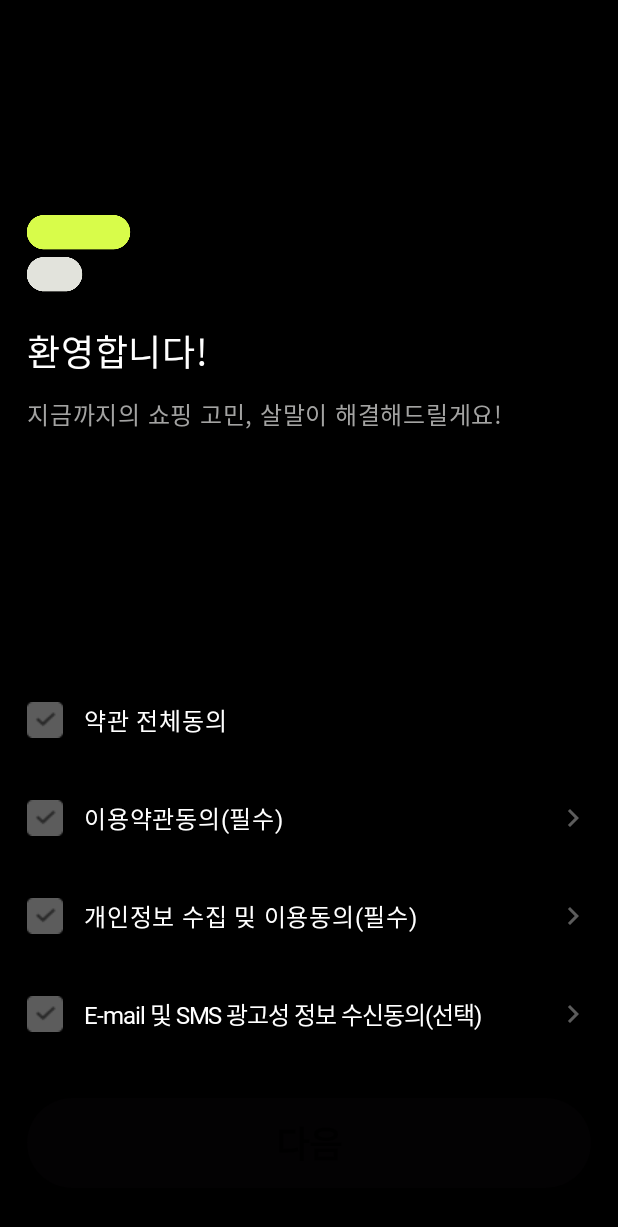
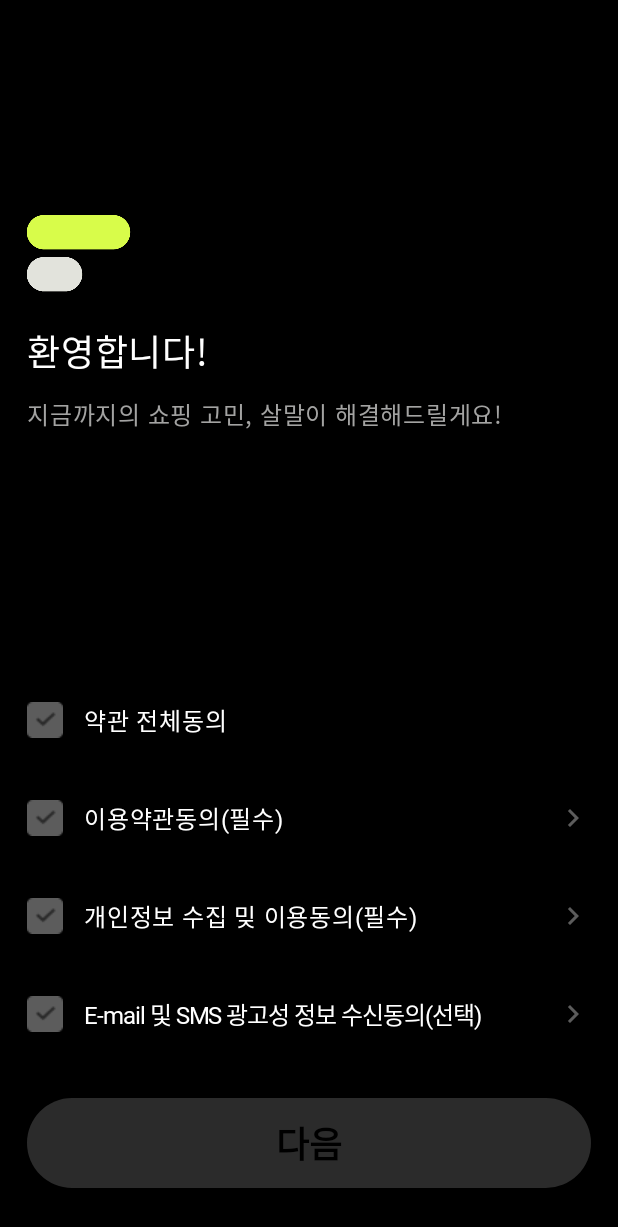
Before and after one commit to spicypunch/salmal-Android, an Android app built with Jetpack Compose: the agreement screen opened through its navigation route, on a phone screen of 412 x 824 dp. Shown: the top 1227 px of the screen. Run offline under Robolectric (Android 15) with nearby library versions, the phone set to English and light mode, and no system bars; our stand-ins replace Dagger/Hilt's generated code; pictures from the network do not load; Roboto replaces fonts that are not available here.

Commit message:
Feature: Button이 disable일 때 안 보이는 이슈 수정

```diff
--- a/app/src/main/java/kr/jm/salmal_android/screen/AgreementScreen.kt
+++ b/app/src/main/java/kr/jm/salmal_android/screen/AgreementScreen.kt
@@ -84,7 +84,9 @@ fun AgreementScreen(
             modifier = Modifier.padding(top = 180.dp)
         ) {
             Image(
-                painter = if (!selectAll.value) rememberAsyncImagePainter(model = R.drawable.checkbox_false) else rememberAsyncImagePainter(model = R.drawable.checkbox_true),
+                painter = if (!selectAll.value) rememberAsyncImagePainter(model = R.drawable.checkbox_false) else rememberAsyncImagePainter(
+                    model = R.drawable.checkbox_true
+                ),
                 modifier = Modifier
                     .size(24.dp)
                     .clickable {
@@ -107,7 +109,11 @@ fun AgreementScreen(
                 fontSize = 16.sp,
                 fontWeight = FontWeight.Medium,
                 color = primaryWhite,
-                modifier = Modifier.padding(start = 14.dp)
+                modifier = Modifier
+                    .padding(start = 14.dp)
+                    .clickable {
+                        selectAll.value = !selectAll.value
+                    }
             )
         }
         Row(
@@ -115,7 +121,9 @@ fun AgreementScreen(
             modifier = Modifier.padding(top = 41.dp)
         ) {
             Image(
-                painter = if (!isCheckedFirst.value) rememberAsyncImagePainter(model = R.drawable.checkbox_false) else rememberAsyncImagePainter(model = R.drawable.checkbox_true),
+                painter = if (!isCheckedFirst.value) rememberAsyncImagePainter(model = R.drawable.checkbox_false) else rememberAsyncImagePainter(
+                    model = R.drawable.checkbox_true
+                ),
                 modifier = Modifier
                     .size(24.dp)
                     .clickable {
@@ -129,13 +137,19 @@ fun AgreementScreen(
                 fontSize = 16.sp,
                 fontWeight = FontWeight.Medium,
                 color = primaryWhite,
-                modifier = Modifier.padding(start = 14.dp).clickable { moveToWebView("https://honorable-overcoat-a54.notion.site/1b14e3eedc6a4bf3ac8d4a7aad484328?pvs=4") }
+                modifier = Modifier
+                    .padding(start = 14.dp)
+                    .clickable {
+                        isCheckedFirst.value = !isCheckedFirst.value
+                    },
             )
             Spacer(modifier = Modifier.weight(1f))
             Icon(
                 imageVector = Icons.AutoMirrored.Filled.KeyboardArrowRight,
                 tint = Gray3,
-                modifier = Modifier.padding(end = 18.dp).clickable { moveToWebView("https://honorable-overcoat-a54.notion.site/1b14e3eedc6a4bf3ac8d4a7aad484328?pvs=4") },
+                modifier = Modifier
+                    .padding(end = 18.dp)
+                    .clickable { moveToWebView("https://honorable-overcoat-a54.notion.site/1b14e3eedc6a4bf3ac8d4a7aad484328?pvs=4") },
                 contentDescription = "rightArrow"
             )
         }
@@ -144,7 +158,9 @@ fun AgreementScreen(
             modifier = Modifier.padding(top = 41.dp)
         ) {
             Image(
-                painter = if (!isCheckedSecond.value) rememberAsyncImagePainter(model = R.drawable.checkbox_false) else rememberAsyncImagePainter(model = R.drawable.checkbox_true),
+                painter = if (!isCheckedSecond.value) rememberAsyncImagePainter(model = R.drawable.checkbox_false) else rememberAsyncImagePainter(
+                    model = R.drawable.checkbox_true
+                ),
                 modifier = Modifier
                     .size(24.dp)
                     .clickable {
@@ -158,13 +174,19 @@ fun AgreementScreen(
                 fontSize = 16.sp,
                 fontWeight = FontWeight.Medium,
                 color = primaryWhite,
-                modifier = Modifier.padding(start = 14.dp).clickable { moveToWebView("https://honorable-overcoat-a54.notion.site/ff45b483da3942558a17c20dca1c4538") }
+                modifier = Modifier
+                    .padding(start = 14.dp)
+                    .clickable {
+                        isCheckedSecond.value = !isCheckedSecond.value
+                    },
             )
             Spacer(modifier = Modifier.weight(1f))
             Icon(
                 imageVector = Icons.AutoMirrored.Filled.KeyboardArrowRight,
                 tint = Gray3,
-                modifier = Modifier.padding(end = 18.dp).clickable { moveToWebView("https://honorable-overcoat-a54.notion.site/ff45b483da3942558a17c20dca1c4538") },
+                modifier = Modifier
+                    .padding(end = 18.dp)
+                    .clickable { moveToWebView("https://honorable-overcoat-a54.notion.site/ff45b483da3942558a17c20dca1c4538") },
                 contentDescription = "rightArrow"
             )
         }
@@ -173,7 +195,9 @@ fun AgreementScreen(
             modifier = Modifier.padding(top = 41.dp)
         ) {
             Image(
-                painter = if (!isCheckedThird.value) rememberAsyncImagePainter(model = R.drawable.checkbox_false) else rememberAsyncImagePainter(model = R.drawable.checkbox_true),
+                painter = if (!isCheckedThird.value) rememberAsyncImagePainter(model = R.drawable.checkbox_false) else rememberAsyncImagePainter(
+                    model = R.drawable.checkbox_true
+                ),
                 modifier = Modifier
                     .size(24.dp)
                     .clickable {
@@ -188,13 +212,19 @@ fun AgreementScreen(
                 fontSize = 16.sp,
                 fontWeight = FontWeight.Medium,
                 color = primaryWhite,
-                modifier = Modifier.padding(start = 14.dp).clickable { moveToWebView("http://honorable-overcoat-a54.notion.site/8f5c915278a14733b90ef93a7e4af8ec?pvs=4") }
+                modifier = Modifier
+                    .padding(start = 14.dp)
+                    .clickable {
+                        isCheckedThird.value = !isCheckedThird.value
+                    },
             )
             Spacer(modifier = Modifier.weight(1f))
             Icon(
                 imageVector = Icons.AutoMirrored.Filled.KeyboardArrowRight,
                 tint = Gray3,
-                modifier = Modifier.padding(end = 18.dp).clickable { moveToWebView("http://honorable-overcoat-a54.notion.site/8f5c915278a14733b90ef93a7e4af8ec?pvs=4") },
+                modifier = Modifier
+                    .padding(end = 18.dp)
+                    .clickable { moveToWebView("http://honorable-overcoat-a54.notion.site/8f5c915278a14733b90ef93a7e4af8ec?pvs=4") },
                 contentDescription = "rightArrow"
             )
         }
--- a/app/src/main/java/kr/jm/salmal_android/screen/component/BasicButton.kt
+++ b/app/src/main/java/kr/jm/salmal_android/screen/component/BasicButton.kt
@@ -13,6 +13,7 @@ import androidx.compose.ui.text.font.FontWeight
 import androidx.compose.ui.text.style.TextAlign
 import androidx.compose.ui.unit.dp
 import androidx.compose.ui.unit.sp
+import kr.jm.salmal_android.ui.theme.Gray4
 import kr.jm.salmal_android.ui.theme.primaryBlack
 import kr.jm.salmal_android.ui.theme.primaryGreen
 
@@ -21,7 +22,7 @@ fun BasicButton(
     text: String,
     top: Int = 0,
     bottom: Int = 0,
-    start: Int= 0,
+    start: Int = 0,
     end: Int = 0,
     enabled: Boolean,
     onClicked: () -> Unit
@@ -38,7 +39,10 @@ fun BasicButton(
             .padding(bottom = bottom.dp)
             .height(60.dp),
         shape = RoundedCornerShape(50),
-        colors = ButtonDefaults.buttonColors(containerColor = primaryGreen),
+        colors = ButtonDefaults.buttonColors(
+            containerColor = primaryGreen,
+            disabledContainerColor = Gray4
+        ),
         enabled = enabled
     ) {
         Text(
```
